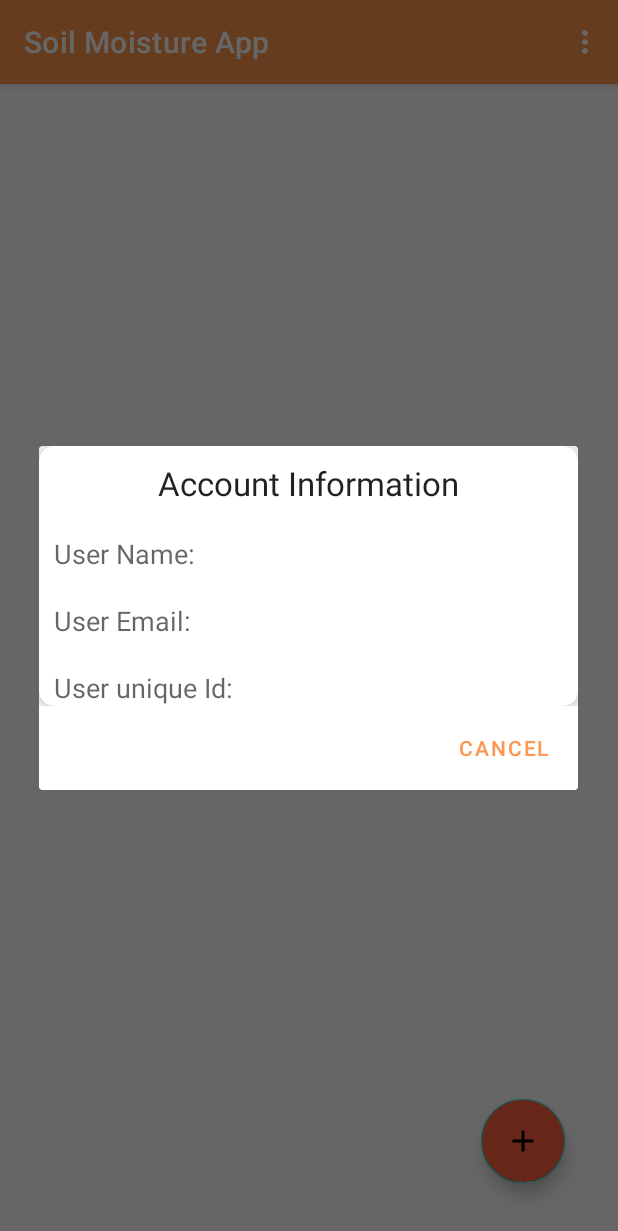
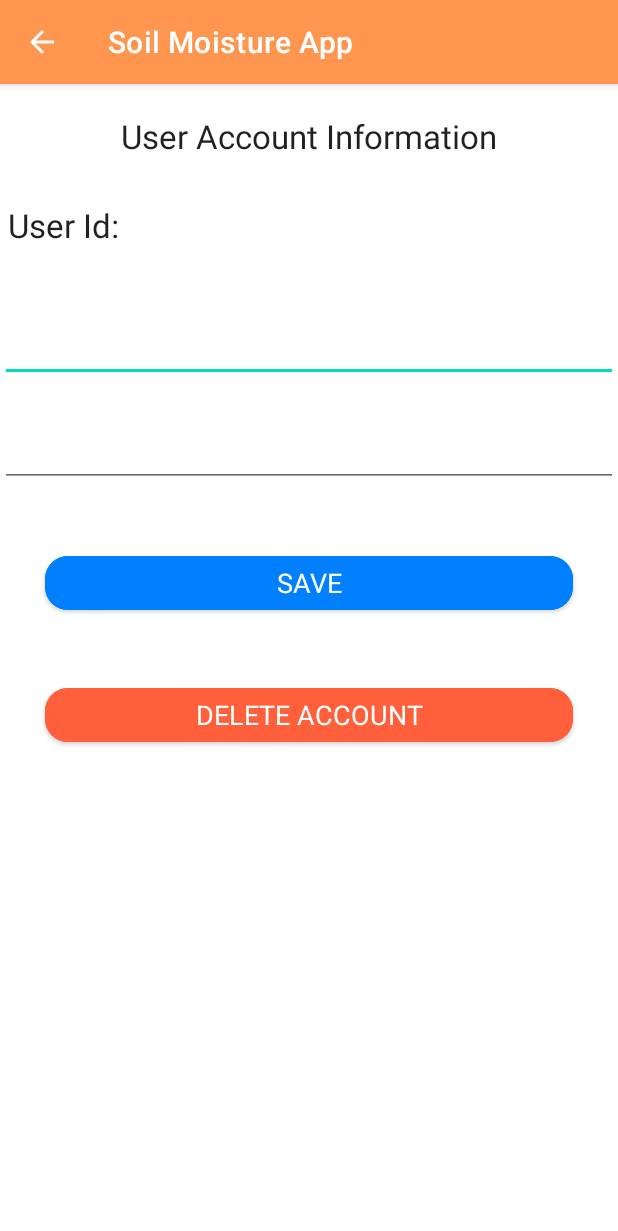
Before and after one commit to aolikas/SoilMoistureTemperarureProject, an Android app: the MainActivity screen opened directly, with no data from a screen before it, in the options menu, after a tap on "Account details", on a phone screen of 412 x 824 dp. Shown: the top 1231 px of the screen. Run offline under Robolectric (Android 15) with nearby library versions, the phone set to English and light mode, and no system bars; our stand-ins replace Firebase (no records; nobody signed in at launch, a user with empty details on screens opened directly).

Commit message:
create new Activity

```diff
--- a/app/src/main/java/my/e/soilmoisturetemperarureproject/Adapters/FirebaseViewHolder.java
+++ b/app/src/main/java/my/e/soilmoisturetemperarureproject/Adapters/FirebaseViewHolder.java
@@ -12,11 +12,13 @@ public class FirebaseViewHolder extends RecyclerView.ViewHolder {
 
     public TextView sensorName;
     public TextView sensorDescription;
+    public View view;
 
 
     public FirebaseViewHolder(@NonNull View itemView) {
         super(itemView);
         sensorName = itemView.findViewById(R.id.item_data_sensor_name);
         sensorDescription = itemView.findViewById(R.id.item_data_sensor_description);
+        view = itemView;
     }
 }
--- a/app/src/main/java/my/e/soilmoisturetemperarureproject/Auth/RegistrationActivity.java
+++ b/app/src/main/java/my/e/soilmoisturetemperarureproject/Auth/RegistrationActivity.java
@@ -44,9 +44,9 @@ public class RegistrationActivity extends AppCompatActivity {
         mAuth = FirebaseAuth.getInstance();
 
         btnRegistration.setOnClickListener(view -> {
-            String txtName = etName.getText().toString();
-            String txtEmail = etEmail.getText().toString();
-            String txtPassword = etPassword.getText().toString();
+            String txtName = etName.getText().toString().trim();
+            String txtEmail = etEmail.getText().toString().trim();
+            String txtPassword = etPassword.getText().toString().trim();
             progressBar.setVisibility(View.VISIBLE);
 
             if (TextUtils.isEmpty(txtName) || TextUtils.isEmpty(txtEmail)
--- /dev/null
+++ b/app/src/main/java/my/e/soilmoisturetemperarureproject/UserAccountActivity.java
@@ -0,0 +1,85 @@
+package my.e.soilmoisturetemperarureproject;
+
+import androidx.annotation.NonNull;
+import androidx.appcompat.app.AppCompatActivity;
+
+import android.os.Bundle;
+import android.view.View;
+import android.widget.Button;
+import android.widget.EditText;
+import android.widget.TextView;
+import android.widget.Toast;
+
+import com.google.firebase.auth.FirebaseAuth;
+import com.google.firebase.auth.FirebaseUser;
+import com.google.firebase.database.DataSnapshot;
+import com.google.firebase.database.DatabaseError;
+import com.google.firebase.database.DatabaseReference;
+import com.google.firebase.database.FirebaseDatabase;
+import com.google.firebase.database.ValueEventListener;
+
+import my.e.soilmoisturetemperarureproject.Model.UserData;
+
+public class UserAccountActivity extends AppCompatActivity implements View.OnClickListener {
+
+    private TextView txtUserId;
+    private EditText etUserName, etUserEmail;
+    private Button btnSave, btnDelete;
+    private DatabaseReference mRef;
+
+    @Override
+    protected void onCreate(Bundle savedInstanceState) {
+        super.onCreate(savedInstanceState);
+        setContentView(R.layout.activity_user_account);
+        initWidgets();
+        FirebaseAuth mAuth = FirebaseAuth.getInstance();
+        FirebaseUser user = mAuth.getCurrentUser();
+        assert user != null;
+        String userId = user.getUid();
+        mRef = FirebaseDatabase.getInstance().getReference("Users")
+                .child(userId);
+
+        retrieveUserData(userId);
+
+        btnSave.setOnClickListener(this);
+        btnDelete.setOnClickListener(this);
+
+
+
+    }
+
+    private void retrieveUserData(String id) {
+
+        mRef.addListenerForSingleValueEvent(new ValueEventListener() {
+            @Override
+            public void onDataChange(@NonNull DataSnapshot snapshot) {
+                if(snapshot.exists()) {
+                    UserData userData = snapshot.getValue(UserData.class) ;
+                    assert userData != null;
+                    etUserName.setText(userData.getUserName());
+                    etUserEmail.setText(userData.getUserEmail());
+                    txtUserId.setText(id);
+                } else {
+                    Toast.makeText(UserAccountActivity.this, "User does not exist", Toast.LENGTH_SHORT).show();
+                }
+            }
+            @Override
+            public void onCancelled(@NonNull DatabaseError error) {
+                Toast.makeText(UserAccountActivity.this, error.getMessage(), Toast.LENGTH_SHORT).show();
+            }
+        });
+    }
+
+    private void initWidgets() {
+        txtUserId = findViewById(R.id.user_account_id);
+        etUserName = findViewById(R.id.user_account_et_name);
+        etUserEmail = findViewById(R.id.user_account_et_email);
+        btnSave = findViewById(R.id.user_account_btn_save);
+        btnDelete = findViewById(R.id.user_account_btn_delete_user);
+    }
+
+    @Override
+    public void onClick(View view) {
+
+    }
+}
--- /dev/null
+++ b/app/src/main/res/layout/activity_user_account.xml
@@ -0,0 +1,87 @@
+<?xml version="1.0" encoding="utf-8"?>
+<RelativeLayout
+    xmlns:android="http://schemas.android.com/apk/res/android"
+    xmlns:app="http://schemas.android.com/apk/res-auto"
+    xmlns:tools="http://schemas.android.com/tools"
+    android:layout_width="match_parent"
+    android:layout_height="match_parent"
+    tools:context=".UserAccountActivity">
+
+    <TextView
+        android:id="@+id/user_account_title"
+        android:layout_width="match_parent"
+        android:layout_height="wrap_content"
+        android:layout_marginTop="20dp"
+        android:gravity="center"
+        android:text="@string/user_account_title"
+        android:textAppearance="@style/TextAppearance.AppCompat.Large" />
+
+    <TextView
+        android:id="@+id/user_account_id_title"
+        android:layout_width="wrap_content"
+        android:layout_height="wrap_content"
+        android:layout_below="@+id/user_account_title"
+        android:text="@string/user_account_id_title"
+        android:layout_marginTop="30dp"
+        android:layout_marginStart="5dp"
+        android:layout_marginEnd="5dp"
+        android:textAppearance="@style/TextAppearance.AppCompat.Large"/>
+
+    <TextView
+        android:id="@+id/user_account_id"
+        android:layout_width="match_parent"
+        android:layout_height="wrap_content"
+        android:layout_below="@id/user_account_title"
+        android:layout_marginTop="30dp"
+        android:layout_toEndOf="@+id/user_account_id_title"
+        android:textAppearance="@style/TextAppearance.AppCompat.Large"/>
+
+    <com.google.android.material.textfield.TextInputEditText
+        android:id="@+id/user_account_et_name"
+        android:layout_width="match_parent"
+        android:layout_height="wrap_content"
+        android:layout_below="@+id/user_account_id"
+        android:layout_marginTop="40dp"
+        android:gravity="center"
+        android:textAppearance="@style/TextAppearance.AppCompat.Large"/>
+
+    <com.google.android.material.textfield.TextInputEditText
+        android:id="@+id/user_account_et_email"
+        android:layout_width="match_parent"
+        android:layout_height="wrap_content"
+        android:layout_below="@+id/user_account_et_name"
+        android:layout_marginTop="20dp"
+        android:gravity="center"
+        android:textAppearance="@style/TextAppearance.AppCompat.Large"/>
+
+    <com.google.android.material.button.MaterialButton
+        android:id="@+id/user_account_btn_save"
+        android:layout_width="match_parent"
+        android:layout_height="wrap_content"
+        android:layout_below="@+id/user_account_et_email"
+        android:layout_marginTop="40dp"
+        android:layout_marginEnd="30dp"
+        android:layout_marginStart="30dp"
+        android:backgroundTint="@color/blue"
+        app:cornerRadius="15dp"
+        android:textAllCaps="true"
+        android:textColor="@color/white"
+        android:textAppearance="@style/TextAppearance.AppCompat.Medium"
+        android:text="@string/user_account_btn_save"/>
+
+    <com.google.android.material.button.MaterialButton
+        android:id="@+id/user_account_btn_delete_user"
+        android:layout_width="match_parent"
+        android:layout_height="wrap_content"
+        android:layout_below="@+id/user_account_btn_save"
+        android:layout_marginTop="40dp"
+        android:layout_marginEnd="30dp"
+        android:layout_marginStart="30dp"
+        app:cornerRadius="15dp"
+        android:textAllCaps="true"
+        android:textColor="@color/white"
+        android:backgroundTint="@color/red"
+        android:textAppearance="@style/TextAppearance.AppCompat.Medium"
+        android:text="@string/user_account_btn_delete"/>
+
+</RelativeLayout>
--- a/app/src/main/res/values/strings.xml
+++ b/app/src/main/res/values/strings.xml
@@ -26,8 +26,13 @@
     <string name="dialog_create_et_sensor_name">Name</string>
     <string name="dialog_create_et_sensor_description">Description</string>
 
-    <string name="dialog_show_user_title">Account Information</string>
+    <string name="dialog_show_user_title">User Account Information</string>
     <string name="dialog_show_user_name">User Name:</string>
     <string name="dialog_show_user_email">User Email:</string>
     <string name="dialog_show_user_unique_id">User unique Id:</string>
+    <string name="dialog_sensor_data_title">Information about sensor</string>
+    <string name="user_account_title">User Account Information</string>
+    <string name="user_account_id_title">User Id:</string>
+    <string name="user_account_btn_save">Save</string>
+    <string name="user_account_btn_delete">Delete Account</string>
 </resources>
```
Also changed, not shown: app/src/main/AndroidManifest.xml (+8 -2 lines), app/src/main/java/my/e/soilmoisturetemperarureproject/Dialogs/SensorDataDialog.java (added, +64 -0 lines), app/src/main/java/my/e/soilmoisturetemperarureproject/MainActivity.java (+17 -4 lines), app/src/main/res/layout/dialog_sensor_data.xml (added, +44 -0 lines).
